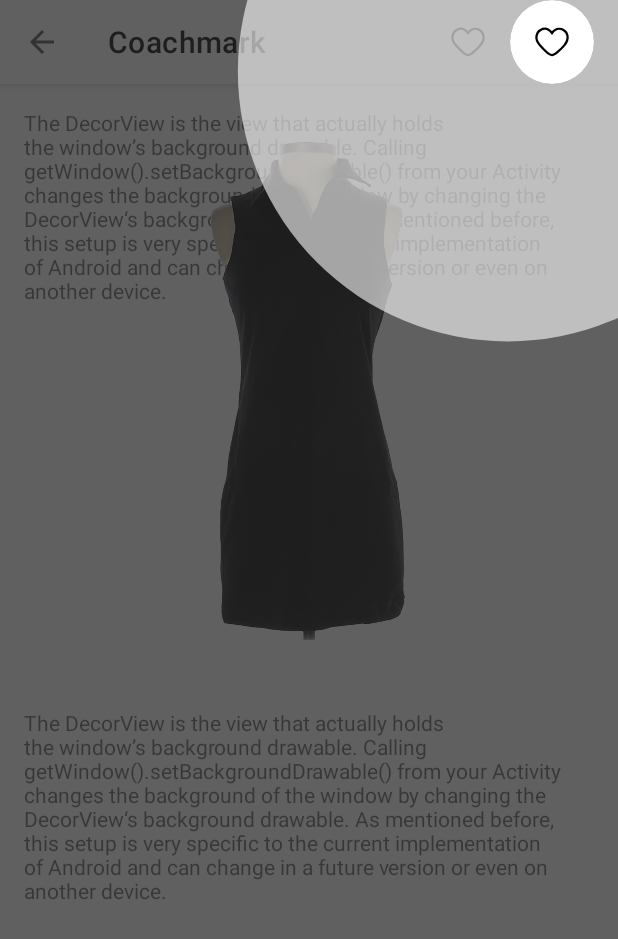
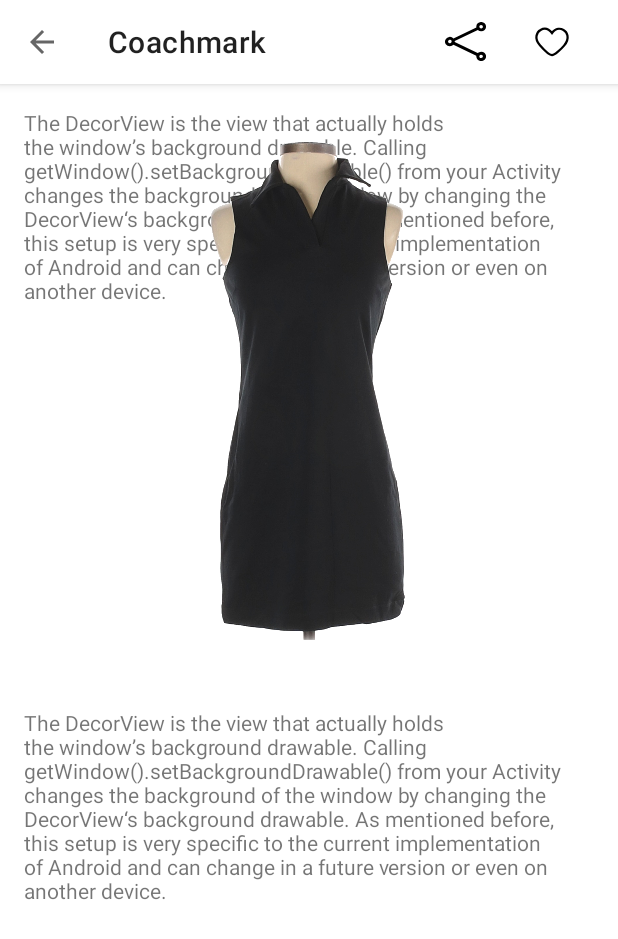
Before and after one commit to YvgenTroshchiy/Coachmark, an Android app: the screen it shows after launch (MainActivity), on a phone screen of 412 x 824 dp. Shown: the top 939 px of the screen. Run offline under Robolectric (Android 15) with nearby library versions, the phone set to English and light mode, and no system bars; libraries missing offline, so code that uses them is left out: com.getkeepsafe.taptargetview.

```diff
--- a/app/build.gradle
+++ b/app/build.gradle
@@ -41,6 +41,7 @@ dependencies {
     implementation 'androidx.constraintlayout:constraintlayout:2.0.4'
 
     implementation 'com.github.douglasjunior:android-simple-tooltip:1.0.0-rc.0'
+    implementation 'com.getkeepsafe.taptargetview:taptargetview:1.13.0'
 
     testImplementation 'junit:junit:4.13.2'
     androidTestImplementation 'androidx.test.ext:junit:1.1.2'
--- a/app/src/main/java/com/troshchiy/coachmark/MainActivity.kt
+++ b/app/src/main/java/com/troshchiy/coachmark/MainActivity.kt
@@ -1,12 +1,17 @@
 package com.troshchiy.coachmark
 
 import android.os.Bundle
+import android.text.SpannableString
+import android.util.Log
 import android.view.View
 import android.view.ViewGroup
 import android.widget.FrameLayout
 import android.widget.ImageView
+import android.widget.Toast
 import androidx.appcompat.app.AppCompatActivity
 import androidx.appcompat.widget.Toolbar
+import com.getkeepsafe.taptargetview.TapTarget
+import com.getkeepsafe.taptargetview.TapTargetView
 
 class MainActivity : AppCompatActivity() {
 
@@ -22,9 +27,42 @@ class MainActivity : AppCompatActivity() {
 
         val rootView = anchorView.rootView as ViewGroup
         val view = OverlayView(this, anchorView)
-        rootView.addView(view)
+//        rootView.addView(view)
 
         val o = 0
+
+        anchorView.setOnClickListener { showTapTargetView() }
+    }
+
+    private fun showTapTargetView() {
+        // You don't always need a sequence, and for that there's a single time tap target
+        val spannedDesc = SpannableString("Still deciding? Favorite it for price drop alerts.")
+        //        spannedDesc.setSpan(UnderlineSpan(), spannedDesc.length - "TapTargetView".length, spannedDesc.length, 0)
+
+        TapTargetView.showFor(this, TapTarget.forView(findViewById(R.id.heart), "Want it? Heart it.", spannedDesc)
+            .outerCircleColor(R.color.white)
+            .outerCircleAlpha(0.85f)
+            .cancelable(false)
+            .drawShadow(true)
+            .dimColor(R.color.bg_dim)
+            .titleTextColor(R.color.black)
+            .titleTextDimen(R.dimen.title_text_size)
+            .tintTarget(false), object : TapTargetView.Listener() {
+            override fun onTargetClick(view: TapTargetView) {
+                super.onTargetClick(view)
+                // .. which evidently starts the sequence we defined earlier
+                //                sequence.start()
+            }
+
+            override fun onOuterCircleClick(view: TapTargetView) {
+                super.onOuterCircleClick(view)
+                Toast.makeText(view.context, "You clicked the outer circle!", Toast.LENGTH_SHORT).show()
+            }
+
+            override fun onTargetDismissed(view: TapTargetView, userInitiated: Boolean) {
+                Log.d("TapTargetViewSample", "You dismissed me :(")
+            }
+        })
     }
 
     private fun findFrameLayout(anchorView: View): ViewGroup {
--- /dev/null
+++ b/app/src/main/res/drawable/ic_share.xml
@@ -0,0 +1,11 @@
+<vector xmlns:android="http://schemas.android.com/apk/res/android"
+    android:height="26dp"
+    android:viewportHeight="26.37"
+    android:viewportWidth="26.63"
+    android:width="27dp">
+
+    <path
+        android:fillColor="@color/black"
+        android:pathData="M23.46,20.04a3.11,3.11 0,0 0,-2.25 1L6.32,13.56c0,-0.11 0,-0.22 0,-0.33s0,-0.22 0,-0.33L21.32,5.43a3.09,3.09 0,0 0,2.19 0.9A3.17,3.17 0,1 0,20.32 3.17a2,2 0,0 0,0.05 0.48L5.5,11.08a3.17,3.17 0,1 0,-2.33 5.32,3.12 3.12,0 0,0 2.32,-1L20.32,22.8A1.9,1.9 0,0 0,20.32 23.23a3.18,3.18 0,1 0,3.17 -3.17ZM23.46,2.04a1.18,1.18 0,0 1,1.18 1.17,1.13 1.13,0 0,1 -0.23,0.67l0,0a1.14,1.14 0,0 1,-0.93 0.47A1.18,1.18 0,0 1,22.32 3.17a1.1,1.1 0,0 1,0.15 -0.57A1.16,1.16 0,0 1,23.46 2ZM3.17,14.4a1.2,1.2 0,0 1,-1.08 -0.72,1.17 1.17,0 0,1 0,-0.9 1.19,1.19 0,0 1,1.08 -0.73,1 1,0 0,1 0.3,0A1.18,1.18 0,0 1,4.32 13.23a1.17,1.17 0,0 1,-0.88 1.13A1,1 0,0 1,3.17 14.4ZM23.54,24.4h-0.08a1.17,1.17 0,0 1,-0.94 -0.47A1.24,1.24 0,0 1,22.32 23.23a1.18,1.18 0,0 1,1 -1.16h0.15A1.18,1.18 0,0 1,24.64 23.23,1.17 1.17,0 0,1 23.54,24.36Z" />
+
+</vector>
--- a/app/src/main/res/layout/activity_main.xml
+++ b/app/src/main/res/layout/activity_main.xml
@@ -25,12 +25,12 @@
             android:src="@drawable/ic_heart" />
 
         <ImageView
-            android:id="@+id/heart0"
+            android:id="@+id/share"
             android:layout_gravity="end"
             android:layout_height="wrap_content"
             android:layout_marginEnd="32dp"
             android:layout_width="wrap_content"
-            android:src="@drawable/ic_heart" />
+            android:src="@drawable/ic_share" />
 
     </androidx.appcompat.widget.Toolbar>
 
```
Also changed, not shown: app/src/main/res/values/dimens.xml (added, +8 -0 lines).
